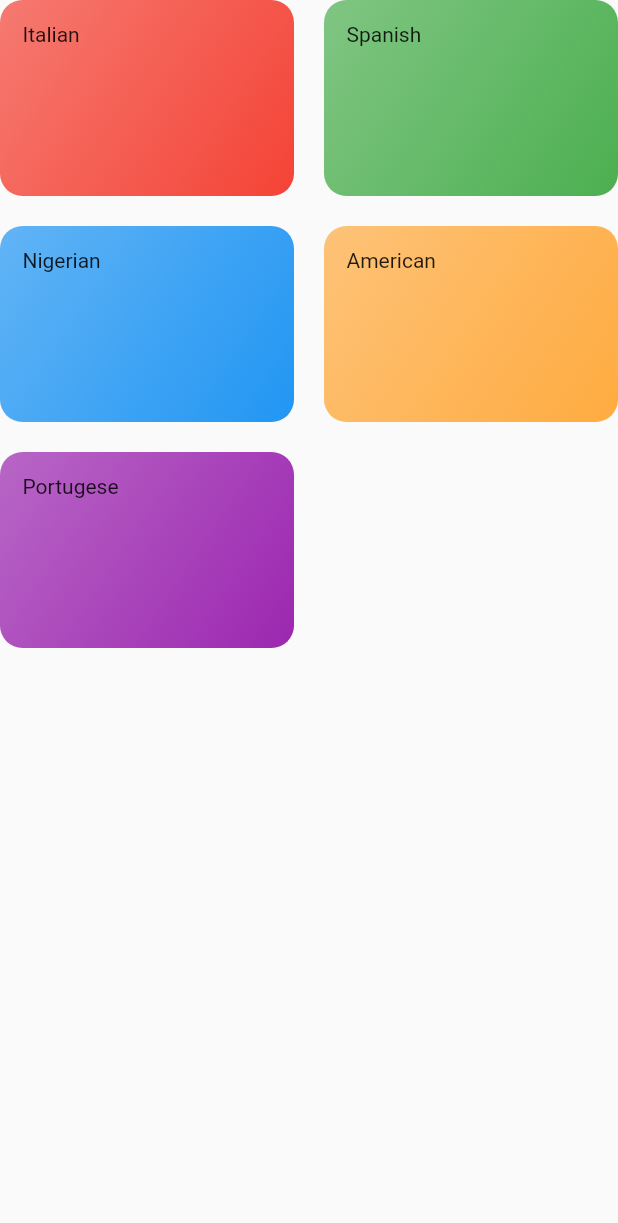
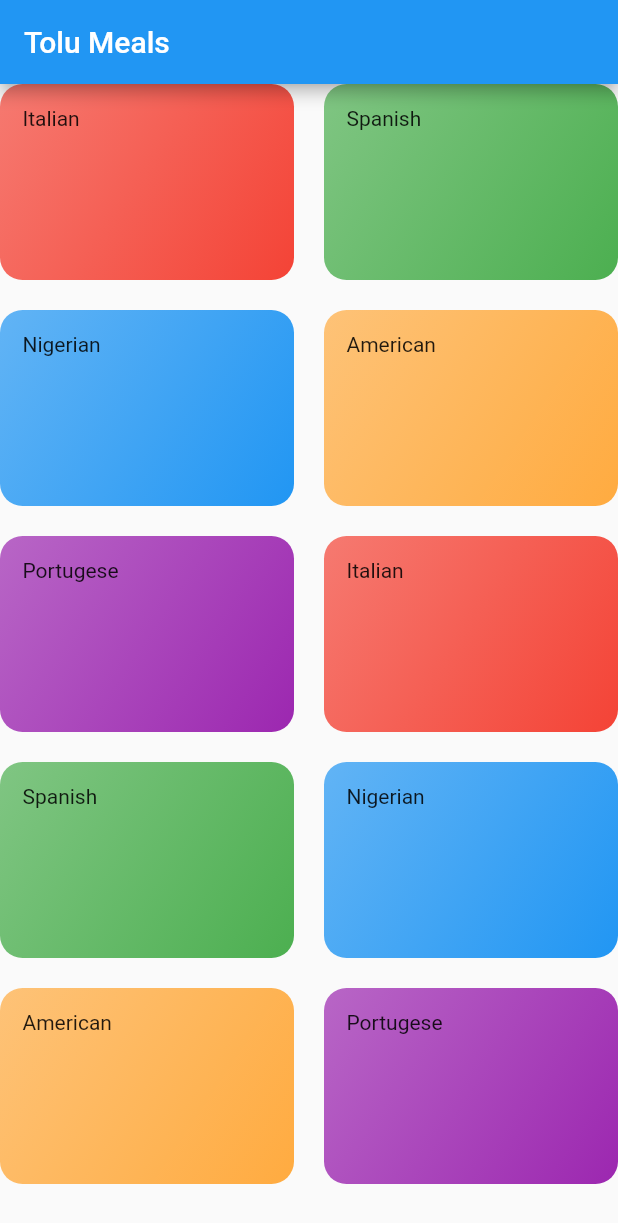
Before and after one commit to Tolulope05/tolu_meal, a Flutter app: the CategoriesScreen screen opened directly, on a phone screen of 412 x 824 dp. Shown: the top 1223 px of the screen. Run offline on Flutter 3.47's test engine with Material 2 defaults, Android fonts, the phone set to English and light mode, and no system bars.

Commit message:
registered a scren on the main screen

```diff
--- a/lib/categories_screen.dart
+++ b/lib/categories_screen.dart
@@ -8,7 +8,11 @@ class CategoriesScreen extends StatelessWidget {
 
   @override
   Widget build(BuildContext context) {
-    return GridView(
+    return Scaffold(
+      appBar: AppBar(
+        title: const Text('Tolu Meals'),
+      ),
+      body: GridView(
         gridDelegate: const SliverGridDelegateWithMaxCrossAxisExtent(
           maxCrossAxisExtent: 200,
           childAspectRatio: 3 / 2,
@@ -23,6 +27,7 @@ class CategoriesScreen extends StatelessWidget {
               ),
             )
             .toList(),
+      ),
     );
   }
 }
--- a/lib/category_item.dart
+++ b/lib/category_item.dart
@@ -3,7 +3,7 @@ import 'package:flutter/material.dart';
 class CategoryItem extends StatelessWidget {
   final String title;
   final Color color;
-  CategoryItem(
+  const CategoryItem(
     this.title,
     this.color,
   );
--- a/lib/dummy_data.dart
+++ b/lib/dummy_data.dart
@@ -28,4 +28,29 @@ const DUMMY_CATEGORIES = [
     title: 'Portugese',
     color: Colors.purple,
   ),
+  Category(
+    id: 'c6',
+    title: 'Italian',
+    color: Colors.red,
+  ),
+  Category(
+    id: 'c7',
+    title: 'Spanish',
+    color: Colors.green,
+  ),
+  Category(
+    id: 'c8',
+    title: 'Nigerian',
+    color: Colors.blue,
+  ),
+  Category(
+    id: 'c9',
+    title: 'American',
+    color: Colors.orangeAccent,
+  ),
+  Category(
+    id: 'c10',
+    title: 'Portugese',
+    color: Colors.purple,
+  ),
 ];
```
Also changed, not shown: lib/main.dart (+2 -24 lines). Lines whose indentation alone changed are shown as unchanged.
